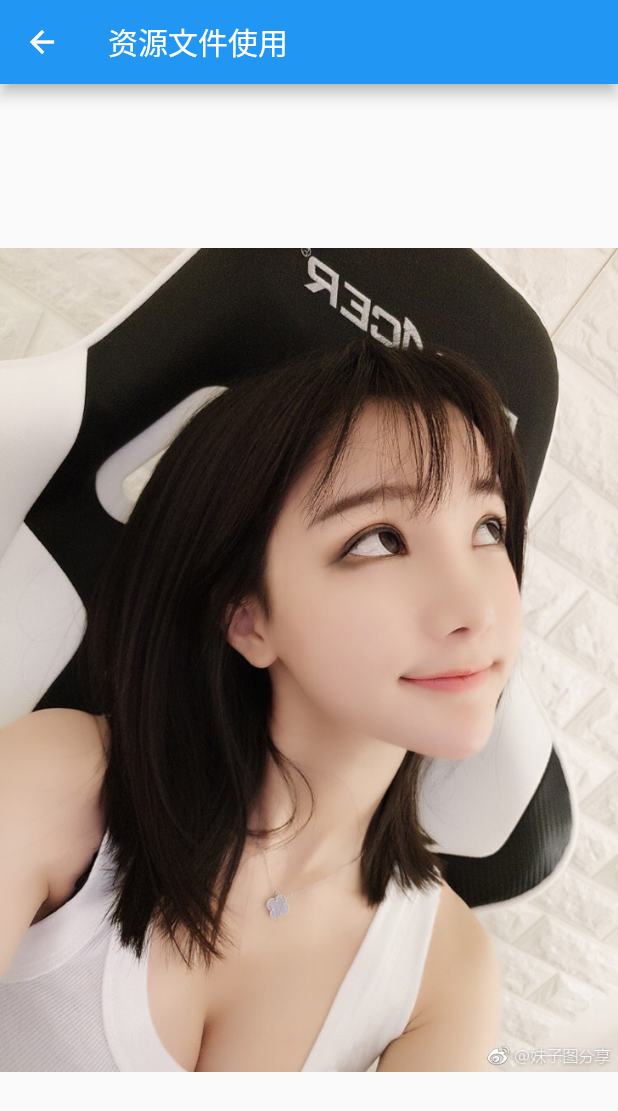
After one commit to haganWu/flutter_dart_learn, a Flutter app: the ResourcePage screen opened by its route, on a phone screen of 412 x 824 dp. The commit adds this screen. Shown: the top 1111 px of the screen. Run offline on Flutter 3.47's test engine with Material 2 defaults, Android fonts, the phone set to English and light mode, and no system bars; missing offline and left inert: flutter_color_plugin.

Commit message:
flutter资源文件使用

```diff
--- a/lib/main.dart
+++ b/lib/main.dart
@@ -1,6 +1,7 @@
 import 'package:flutter/material.dart';
 import 'package:flutter_dart_learn/less_group_page.dart';
 import 'package:flutter_dart_learn/plugin_use.dart';
+import 'package:flutter_dart_learn/resource_page.dart';
 import 'package:flutter_dart_learn/stateful_group_page.dart';
 
 import 'flutter_layout_page.dart';
@@ -33,6 +34,7 @@ class MyApp extends StatelessWidget {
         'full': (BuildContext context) => const StateFullGroupPage(),
         'layout': (BuildContext context) => const FlutterLayoutPage(),
         'gesture': (BuildContext context) => const GesturePage(),
+        'resource': (BuildContext context) => const ResourcePage(),
       },
     );
   }
@@ -67,6 +69,7 @@ class _RootNavigatorState extends State<RootNavigator> {
           _item("StatefulWidget与基础组件", const StateFullGroupPage(), "full"),
           _item("Flutter布局", const FlutterLayoutPage(), "layout"),
           _item("手势操作", const GesturePage(), "gesture"),
+          _item("资源文件使用", const ResourcePage(), "resource"),
         ],
       ),
     );
--- /dev/null
+++ b/lib/resource_page.dart
@@ -0,0 +1,36 @@
+import 'package:flutter/material.dart';
+import 'package:flutter_color_plugin/flutter_color_plugin.dart';
+
+class ResourcePage extends StatefulWidget {
+  const ResourcePage({Key? key}) : super(key: key);
+
+  @override
+  State<ResourcePage> createState() => _ResourcePageState();
+}
+
+class _ResourcePageState extends State<ResourcePage> {
+  @override
+  Widget build(BuildContext context) {
+    return Scaffold(
+      appBar: AppBar(
+        title: const Text("资源文件使用"),
+        leading: GestureDetector(
+          onTap: () {
+            Navigator.pop(context);
+          },
+          child: const Icon(Icons.arrow_back),
+        ),
+      ),
+      body: Center(
+        child: Column(
+          mainAxisAlignment: MainAxisAlignment.center,
+          children: const <Widget>[
+            Image(
+              image: AssetImage('images/girl.png'),
+            ),
+          ],
+        ),
+      ),
+    );
+  }
+}
--- a/pubspec.yaml
+++ b/pubspec.yaml
@@ -60,9 +60,8 @@ flutter:
   uses-material-design: true
 
   # To add assets to your application, add an assets section, like this:
-  # assets:
-  #   - images/a_dot_burr.jpeg
-  #   - images/a_dot_ham.jpeg
+  assets:
+    - images/girl.png
 
   # An image asset can refer to one or more resolution-specific "variants", see
   # https://flutter.dev/assets-and-images/#resolution-aware.
```
Also changed, not shown: images/girl.png (added).
